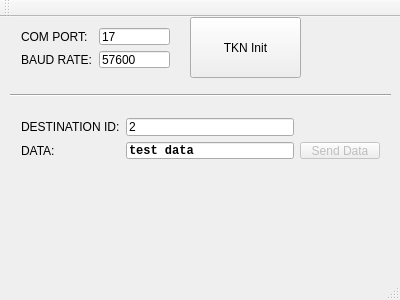
The window that PC/gui/qtknwindow.ui (chrispap/TKN) describes before a commit, drawn with Qt 5.
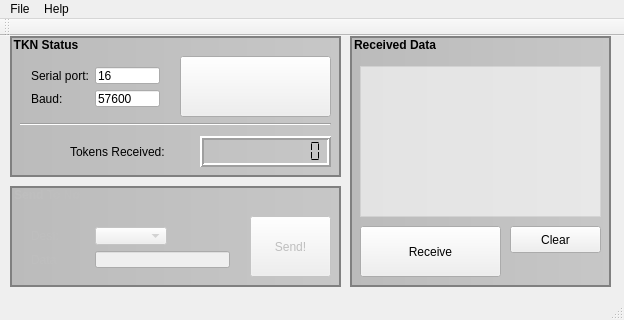
The same window after the commit.

```diff
--- a/PC/gui/qtknwindow.ui
+++ b/PC/gui/qtknwindow.ui
@@ -6,20 +6,130 @@
    <rect>
     <x>0</x>
     <y>0</y>
-    <width>400</width>
-    <height>300</height>
+    <width>624</width>
+    <height>320</height>
    </rect>
   </property>
+  <property name="sizePolicy">
+   <sizepolicy hsizetype="Fixed" vsizetype="MinimumExpanding">
+    <horstretch>0</horstretch>
+    <verstretch>0</verstretch>
+   </sizepolicy>
+  </property>
+  <property name="minimumSize">
+   <size>
+    <width>624</width>
+    <height>320</height>
+   </size>
+  </property>
+  <property name="maximumSize">
+   <size>
+    <width>624</width>
+    <height>320</height>
+   </size>
+  </property>
   <property name="windowTitle">
    <string>QTKNWindow</string>
   </property>
+  <property name="autoFillBackground">
+   <bool>false</bool>
+  </property>
+  <property name="styleSheet">
+   <string notr="true">QGroupBox::title { 
+    background-color: transparent;
+     subcontrol-position: top left; /* position at the top left*/ 
+     padding: 2px 2px;
+ } 
+
+QGroupBox { 
+    background-color:  qlineargradient(spread:pad, x1:0, y1:0, x2:1, y2:0, stop:0 rgba(0, 0, 0, 55), stop:1 rgba(55, 55, 55, 55));
+    border: 2px solid gray;
+font: bold;
+ } 
+
+QTextEdit { 
+    background-color: rgba(255, 255, 255, 150)
+}</string>
+  </property>
+  <property name="toolButtonStyle">
+   <enum>Qt::ToolButtonIconOnly</enum>
+  </property>
+  <property name="documentMode">
+   <bool>true</bool>
+  </property>
   <widget class="QWidget" name="centralWidget">
+   <widget class="QGroupBox" name="groupBox_Status">
+    <property name="geometry">
+     <rect>
+      <x>10</x>
+      <y>0</y>
+      <width>331</width>
+      <height>141</height>
+     </rect>
+    </property>
+    <property name="title">
+     <string>TKN Status</string>
+    </property>
+    <property name="flat">
+     <bool>true</bool>
+    </property>
+    <widget class="QLCDNumber" name="lcd_TokenCounter">
+     <property name="geometry">
+      <rect>
+       <x>190</x>
+       <y>100</y>
+       <width>131</width>
+       <height>31</height>
+      </rect>
+     </property>
+     <property name="frameShape">
+      <enum>QFrame::Box</enum>
+     </property>
+     <property name="lineWidth">
+      <number>2</number>
+     </property>
+     <property name="digitCount">
+      <number>11</number>
+     </property>
+     <property name="mode">
+      <enum>QLCDNumber::Dec</enum>
+     </property>
+     <property name="segmentStyle">
+      <enum>QLCDNumber::Flat</enum>
+     </property>
+    </widget>
+    <widget class="QLabel" name="label_5">
+     <property name="geometry">
+      <rect>
+       <x>60</x>
+       <y>100</y>
+       <width>121</width>
+       <height>31</height>
+      </rect>
+     </property>
+     <property name="text">
+      <string>Tokens Received:</string>
+     </property>
+    </widget>
+    <widget class="QPushButton" name="buttonStartStop">
+     <property name="geometry">
+      <rect>
+       <x>170</x>
+       <y>20</y>
+       <width>151</width>
+       <height>61</height>
+      </rect>
+     </property>
+     <property name="text">
+      <string/>
+     </property>
+    </widget>
    <widget class="QWidget" name="gridLayoutWidget">
     <property name="geometry">
      <rect>
       <x>10</x>
-      <y>0</y>
-      <width>171</width>
+       <y>20</y>
+       <width>151</width>
       <height>62</height>
      </rect>
     </property>
@@ -27,7 +137,14 @@
      <item row="0" column="1">
       <widget class="QLineEdit" name="lineEdit_ComPort">
        <property name="text">
-        <string>17</string>
+         <string>16</string>
+        </property>
+       </widget>
+      </item>
+      <item row="1" column="0">
+       <widget class="QLabel" name="label_3">
+        <property name="text">
+         <string>Baud:</string>
        </property>
       </widget>
      </item>
@@ -41,14 +158,7 @@
      <item row="0" column="0">
       <widget class="QLabel" name="label_2">
        <property name="text">
-        <string>COM PORT:</string>
-       </property>
-      </widget>
-     </item>
-     <item row="1" column="0">
-      <widget class="QLabel" name="label_3">
-       <property name="text">
-        <string>BAUD RATE:</string>
+         <string>Serial port:</string>
        </property>
       </widget>
      </item>
@@ -58,8 +168,8 @@
     <property name="geometry">
      <rect>
       <x>10</x>
-      <y>70</y>
-      <width>381</width>
+       <y>80</y>
+       <width>311</width>
       <height>16</height>
      </rect>
     </property>
@@ -67,27 +177,116 @@
      <enum>Qt::Horizontal</enum>
     </property>
    </widget>
+   </widget>
+   <widget class="QGroupBox" name="groupBox_Console">
+    <property name="geometry">
+     <rect>
+      <x>350</x>
+      <y>0</y>
+      <width>261</width>
+      <height>251</height>
+     </rect>
+    </property>
+    <property name="title">
+     <string>Received Data</string>
+    </property>
+    <widget class="QTextEdit" name="textEdit_Console">
+     <property name="geometry">
+      <rect>
+       <x>10</x>
+       <y>30</y>
+       <width>241</width>
+       <height>151</height>
+      </rect>
+     </property>
+    </widget>
+    <widget class="QPushButton" name="buttonRec">
+     <property name="geometry">
+      <rect>
+       <x>10</x>
+       <y>190</y>
+       <width>141</width>
+       <height>51</height>
+      </rect>
+     </property>
+     <property name="text">
+      <string>Receive</string>
+     </property>
+    </widget>
+    <widget class="QPushButton" name="buttonClear">
+     <property name="geometry">
+      <rect>
+       <x>160</x>
+       <y>190</y>
+       <width>91</width>
+       <height>27</height>
+      </rect>
+     </property>
+     <property name="text">
+      <string>Clear</string>
+     </property>
+    </widget>
+   </widget>
+   <widget class="QGroupBox" name="groupBox_Send">
+    <property name="enabled">
+     <bool>false</bool>
+    </property>
+    <property name="geometry">
+     <rect>
+      <x>10</x>
+      <y>150</y>
+      <width>331</width>
+      <height>101</height>
+     </rect>
+    </property>
+    <property name="title">
+     <string>Send To Node</string>
+    </property>
+    <widget class="QPushButton" name="button_Send">
+     <property name="geometry">
+      <rect>
+       <x>240</x>
+       <y>30</y>
+       <width>81</width>
+       <height>61</height>
+      </rect>
+     </property>
+     <property name="text">
+      <string>Send!</string>
+     </property>
+    </widget>
    <widget class="QWidget" name="gridLayoutWidget_2">
     <property name="geometry">
      <rect>
       <x>10</x>
-      <y>90</y>
-      <width>381</width>
+       <y>30</y>
+       <width>221</width>
       <height>63</height>
      </rect>
     </property>
     <layout class="QGridLayout" name="gridLayout_2">
-     <item row="1" column="2">
-      <widget class="QPushButton" name="sendButton">
-       <property name="enabled">
-        <bool>false</bool>
-       </property>
+      <item row="0" column="1">
+       <widget class="QComboBox" name="comboBox_destId">
+        <property name="maxVisibleItems">
+         <number>4</number>
+        </property>
+       </widget>
+      </item>
+      <item row="1" column="0">
+       <widget class="QLabel" name="label">
        <property name="text">
-        <string>Send Data</string>
+         <string>Data:</string>
        </property>
       </widget>
      </item>
-     <item row="1" column="1">
+      <item row="0" column="0">
+       <widget class="QLabel" name="label_4">
+        <property name="text">
+         <string>Dest:</string>
+        </property>
+       </widget>
+      </item>
+      <item row="1" column="1" colspan="2">
       <widget class="QLineEdit" name="lineEdit_DataToSend">
        <property name="font">
         <font>
@@ -97,48 +296,15 @@
         </font>
        </property>
        <property name="text">
-        <string>test data</string>
+         <string/>
        </property>
        <property name="maxLength">
         <number>16</number>
        </property>
       </widget>
      </item>
-     <item row="1" column="0">
-      <widget class="QLabel" name="label">
-       <property name="text">
-        <string>DATA:</string>
-       </property>
-      </widget>
-     </item>
-     <item row="0" column="1">
-      <widget class="QLineEdit" name="lineEdit_DestId">
-       <property name="text">
-        <string>2</string>
-       </property>
-      </widget>
-     </item>
-     <item row="0" column="0">
-      <widget class="QLabel" name="label_4">
-       <property name="text">
-        <string>DESTINATION ID:</string>
-       </property>
-      </widget>
-     </item>
-    </layout>
-   </widget>
-   <widget class="QPushButton" name="buttonInit">
-    <property name="geometry">
-     <rect>
-      <x>190</x>
-      <y>0</y>
-      <width>111</width>
-      <height>61</height>
-     </rect>
-    </property>
-    <property name="text">
-     <string>TKN Init</string>
-    </property>
+     </layout>
+    </widget>
    </widget>
   </widget>
   <widget class="QMenuBar" name="menuBar">
@@ -146,11 +312,26 @@
     <rect>
      <x>0</x>
      <y>0</y>
-     <width>400</width>
+     <width>624</width>
      <height>25</height>
     </rect>
    </property>
-  </widget>
+   <widget class="QMenu" name="menuFile">
+    <property name="title">
+     <string>File</string>
+    </property>
+    <addaction name="actionOpen"/>
+   </widget>
+   <widget class="QMenu" name="menuHelp">
+    <property name="title">
+     <string>Help</string>
+    </property>
+    <addaction name="actionAbout"/>
+   </widget>
+   <addaction name="menuFile"/>
+   <addaction name="menuHelp"/>
+  </widget>
+  <widget class="QStatusBar" name="statusBar"/>
   <widget class="QToolBar" name="mainToolBar">
    <attribute name="toolBarArea">
     <enum>TopToolBarArea</enum>
@@ -159,7 +340,16 @@
     <bool>false</bool>
    </attribute>
   </widget>
-  <widget class="QStatusBar" name="statusBar"/>
+  <action name="actionAbout">
+   <property name="text">
+    <string>About</string>
+   </property>
+  </action>
+  <action name="actionOpen">
+   <property name="text">
+    <string>Open</string>
+   </property>
+  </action>
  </widget>
  <layoutdefault spacing="6" margin="11"/>
  <resources/>
```
Lines whose indentation alone changed are shown as unchanged.
